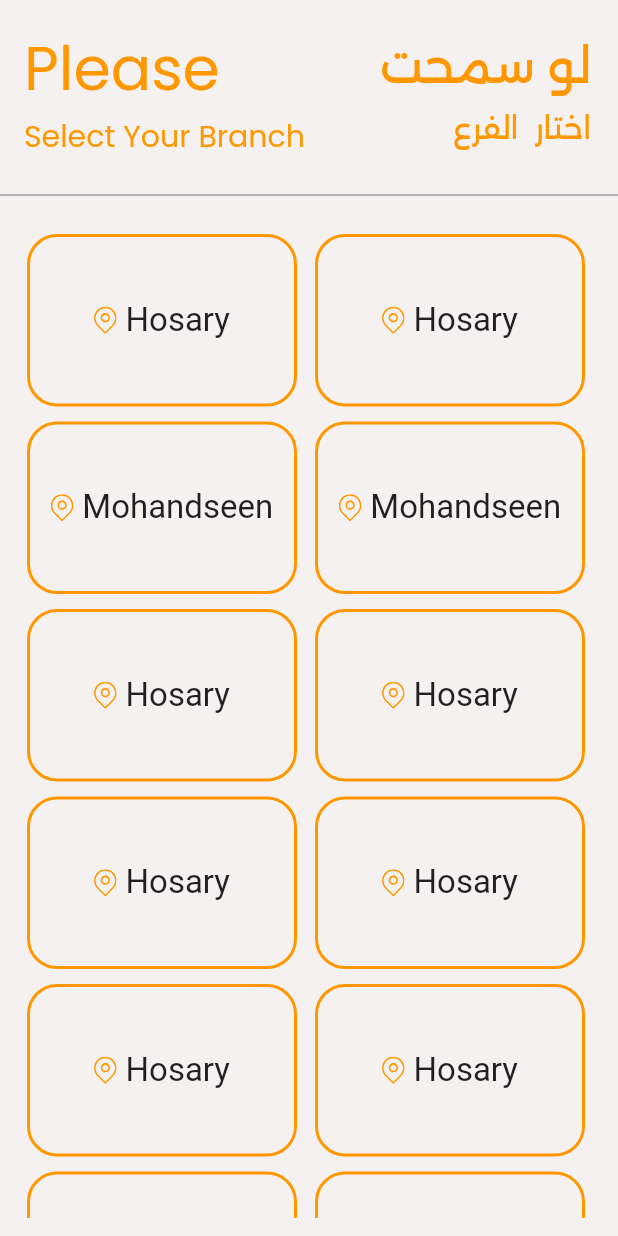
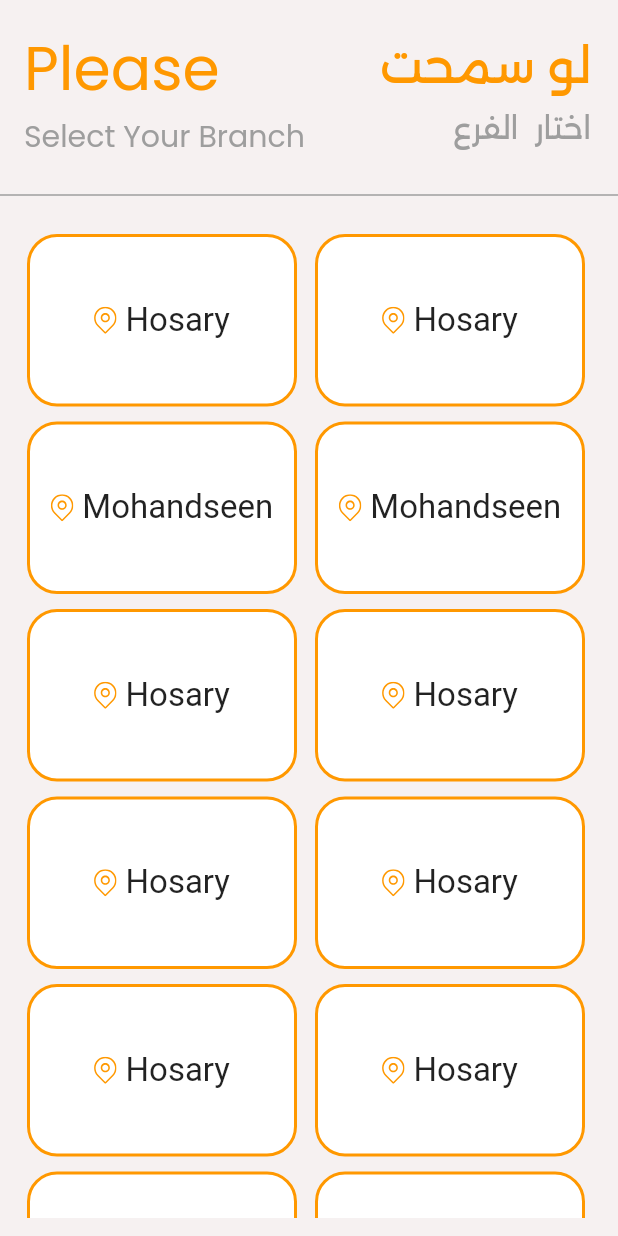
Before and after one commit to marcoemad02/souchi, a Flutter app: the screen it shows after launch, on a phone screen of 412 x 824 dp. Run offline on Flutter 3.47's test engine with Material 2 defaults, Android fonts, the phone set to English and light mode, and no system bars; our stand-ins replace cloud_firestore, firebase_core, flutter_svg, get, go_router; missing offline and left inert: dart:ffi; accounts and stored records are empty.

Commit message:
update branch page ui

```diff
--- a/lib/views/pages/BranchPage/elements/select_brach_txt_widget.dart
+++ b/lib/views/pages/BranchPage/elements/select_brach_txt_widget.dart
@@ -30,7 +30,7 @@ class SelectBranch extends StatelessWidget {
                       style: TextStyle(
                         fontFamily: 'Poppins',
                         fontSize: 20,
-                        color: Colors.orange,
+                        color: Colors.grey,
                       ),
                     ),
                   ],
@@ -54,7 +54,7 @@ class SelectBranch extends StatelessWidget {
                       Text(
                         'اختار  الفرع',
                         style: TextStyle(
-                          color: Colors.orange,
+                          color: Colors.grey,
                           fontSize: 20,
                           fontFamily: kfontAlex,
                         ),
--- a/lib/views/widgets/branch_widget.dart
+++ b/lib/views/widgets/branch_widget.dart
@@ -22,9 +22,11 @@ class BranchWidget extends StatelessWidget {
         Get.to(()=> HomePage(productStream: streamBranch,   branchName1:branchName, branchId: branchId ,));
       },
       child:Container(
+
         height: 115,
         width: 180,
         decoration: BoxDecoration(
+          color: Colors.white,
           borderRadius: BorderRadius.circular(20),
           border: Border.all(
             color: Colors.orange,
```
Also changed, not shown: lib/views/widgets/app_bar.dart (+4 -17 lines), assets/image/SplashLogo.png.
